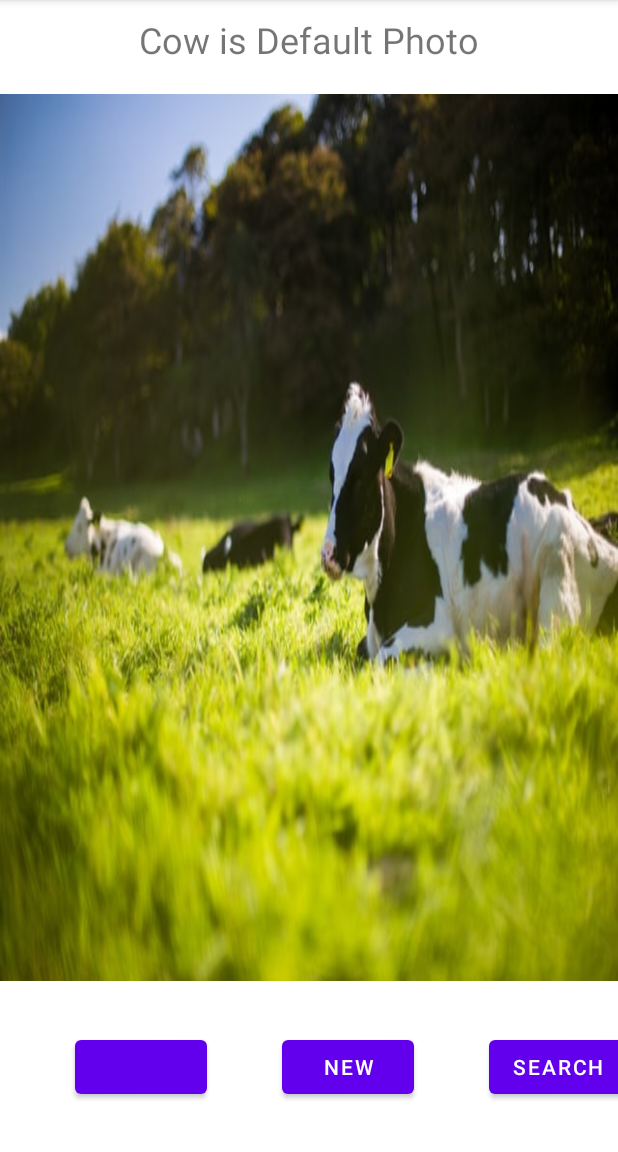
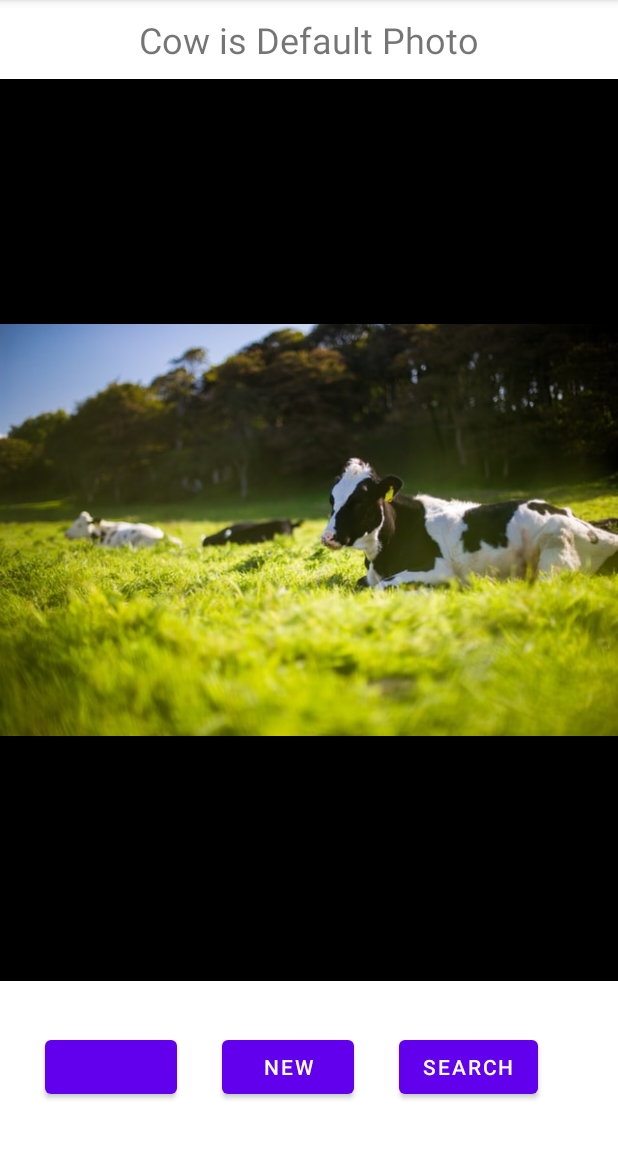
Before and after one commit to soapgu/PhotoHunter, an Android app: the screen it shows after launch (MainActivity), on a phone screen of 412 x 824 dp, the part 84-1236 px from its top. Run offline under Robolectric (Android 15) with nearby library versions, the phone set to English and light mode, and no system bars; our stand-ins replace data binding; libraries missing offline, so code that uses them is left out: com.orhanobut.logger; 7 statements that could not run were skipped.

Commit message:
set image UniformToFill,add black border

```diff
--- a/app/src/main/res/layout-land/activity_main.xml
+++ b/app/src/main/res/layout-land/activity_main.xml
@@ -14,6 +14,29 @@
         android:layout_height="match_parent"
         tools:context=".MainActivity">
 
+        <androidx.constraintlayout.widget.ConstraintLayout
+            android:id="@+id/photo_panel"
+            android:background="@color/black"
+            android:layout_width="0dp"
+            android:layout_height="0dp"
+            app:layout_constraintBottom_toTopOf="@+id/msg_view"
+            app:layout_constraintEnd_toEndOf="parent"
+            app:layout_constraintStart_toEndOf="@+id/constraintLayout"
+            app:layout_constraintTop_toTopOf="parent">
+
+            <ImageView
+                android:id="@+id/photo_view"
+                android:layout_width="0dp"
+                android:layout_height="0dp"
+                android:contentDescription="@string/image_desc"
+                android:scaleType="fitCenter"
+                app:imageBitmap="@{viewmodel.bitmap}"
+                app:layout_constraintBottom_toBottomOf="parent"
+                app:layout_constraintEnd_toEndOf="parent"
+                app:layout_constraintStart_toStartOf="parent"
+                app:layout_constraintTop_toTopOf="parent" />
+        </androidx.constraintlayout.widget.ConstraintLayout>
+
         <TextView
             android:id="@+id/msg_view"
             android:layout_width="wrap_content"
@@ -26,24 +49,12 @@
             app:layout_constraintEnd_toEndOf="parent"
             app:layout_constraintStart_toEndOf="@+id/constraintLayout" />
 
-        <ImageView
-            android:id="@+id/photo_view"
-            app:imageBitmap="@{viewmodel.bitmap}"
-            android:layout_width="0dp"
-            android:layout_height="0dp"
-            android:contentDescription="@string/image_desc"
-            android:scaleType="fitXY"
-            app:layout_constraintBottom_toTopOf="@+id/msg_view"
-            app:layout_constraintEnd_toEndOf="parent"
-            app:layout_constraintStart_toEndOf="@+id/constraintLayout"
-            app:layout_constraintTop_toTopOf="parent" />
-
         <androidx.constraintlayout.widget.ConstraintLayout
             android:id="@+id/constraintLayout"
             android:layout_width="180dp"
             android:layout_height="0dp"
             app:layout_constraintBottom_toBottomOf="parent"
-            app:layout_constraintEnd_toStartOf="@+id/photo_view"
+            app:layout_constraintEnd_toStartOf="@+id/photo_panel"
             app:layout_constraintStart_toStartOf="parent"
             app:layout_constraintTop_toTopOf="parent"
             app:layout_constraintVertical_bias="0.0">
@@ -61,10 +72,10 @@
 
             <Button
                 android:id="@+id/timer_button"
-                android:onClick="@{()->viewmodel.StartOrStop()}"
                 android:layout_width="wrap_content"
                 android:layout_height="wrap_content"
                 android:layout_marginTop="50dp"
+                android:onClick="@{()->viewmodel.StartOrStop()}"
                 android:text="@{@string/ActionButton( viewmodel.IsCount ? @string/Pause : @string/Start , viewmodel.countSec)}"
                 app:layout_constraintEnd_toEndOf="parent"
                 app:layout_constraintStart_toStartOf="parent"
--- a/app/src/main/res/layout/activity_main.xml
+++ b/app/src/main/res/layout/activity_main.xml
@@ -22,23 +22,33 @@
             android:layout_marginBottom="10dp"
             android:text="@{viewmodel.photoInfo}"
             android:textSize="24sp"
-            app:layout_constraintBottom_toTopOf="@+id/photo_view"
+            app:layout_constraintBottom_toTopOf="@+id/photo_panel"
             app:layout_constraintLeft_toLeftOf="parent"
             app:layout_constraintRight_toRightOf="parent"
             app:layout_constraintTop_toTopOf="parent" />
 
-        <ImageView
-            android:id="@+id/photo_view"
-            app:imageBitmap="@{viewmodel.bitmap}"
+        <androidx.constraintlayout.widget.ConstraintLayout
+            android:background="@color/black"
+            android:id="@+id/photo_panel"
             android:layout_width="0dp"
             android:layout_height="0dp"
-            android:layout_marginTop="10dp"
-            android:contentDescription="@string/image_desc"
-            android:scaleType="fitXY"
             app:layout_constraintBottom_toTopOf="@+id/panel_button"
             app:layout_constraintEnd_toEndOf="parent"
             app:layout_constraintStart_toStartOf="parent"
-            app:layout_constraintTop_toBottomOf="@+id/msg_view" />
+            app:layout_constraintTop_toBottomOf="@id/msg_view">
+
+            <ImageView
+                android:id="@+id/photo_view"
+                android:layout_width="0dp"
+                android:layout_height="0dp"
+                android:contentDescription="@string/image_desc"
+                android:scaleType="fitCenter"
+                app:imageBitmap="@{viewmodel.bitmap}"
+                app:layout_constraintBottom_toBottomOf="parent"
+                app:layout_constraintEnd_toEndOf="parent"
+                app:layout_constraintStart_toStartOf="parent"
+                app:layout_constraintTop_toTopOf="parent" />
+        </androidx.constraintlayout.widget.ConstraintLayout>
 
         <androidx.constraintlayout.widget.ConstraintLayout
             android:id="@+id/panel_button"
@@ -53,7 +63,7 @@
                 android:id="@+id/new_button"
                 android:layout_width="wrap_content"
                 android:layout_height="wrap_content"
-                android:layout_marginStart="50dp"
+                android:layout_marginStart="30dp"
                 android:onClick="@{()->viewmodel.ChangePhoto()}"
                 android:text="@string/new_button_text"
                 app:layout_constraintBottom_toBottomOf="parent"
@@ -64,7 +74,7 @@
                 android:id="@+id/timer_button"
                 android:layout_width="wrap_content"
                 android:layout_height="wrap_content"
-                android:layout_marginStart="50dp"
+                android:layout_marginStart="30dp"
                 android:onClick="@{()->viewmodel.StartOrStop()}"
                 android:text="@{@string/ActionButton( viewmodel.IsCount ? @string/Pause : @string/Start , viewmodel.countSec)}"
                 app:layout_constraintBottom_toBottomOf="parent"
@@ -75,7 +85,7 @@
                 android:id="@+id/search_button"
                 android:layout_width="wrap_content"
                 android:layout_height="wrap_content"
-                android:layout_marginStart="50dp"
+                android:layout_marginStart="30dp"
                 android:text="@string/Search"
                 app:layout_constraintBottom_toBottomOf="parent"
                 app:layout_constraintStart_toEndOf="@+id/new_button"
```
